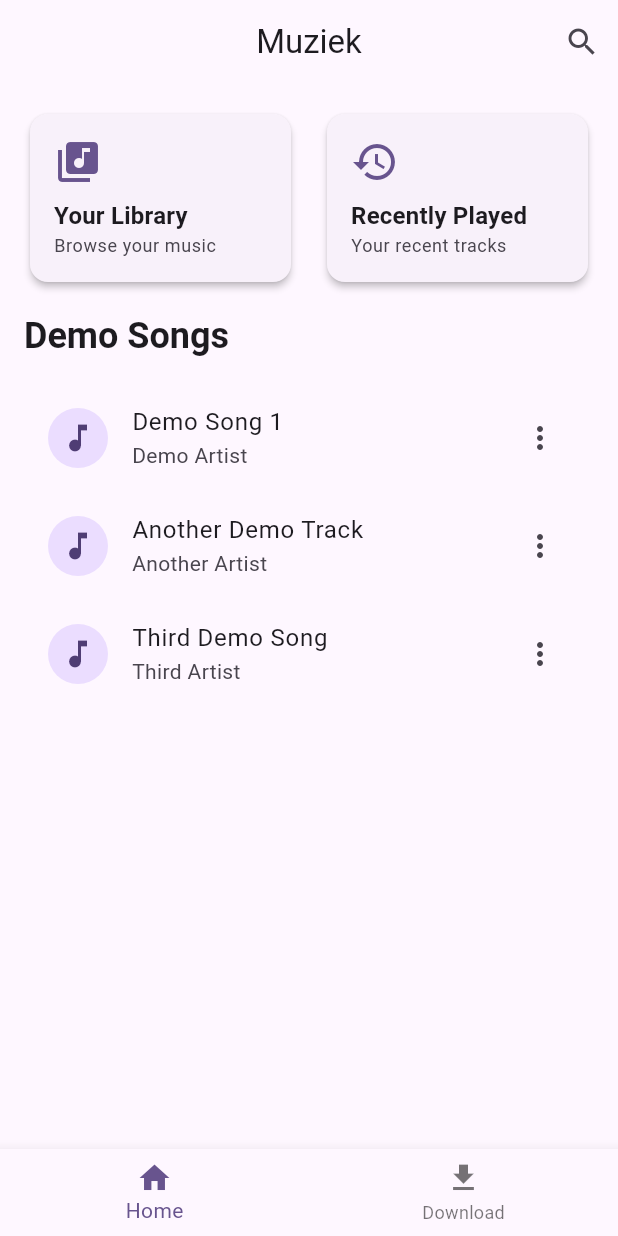
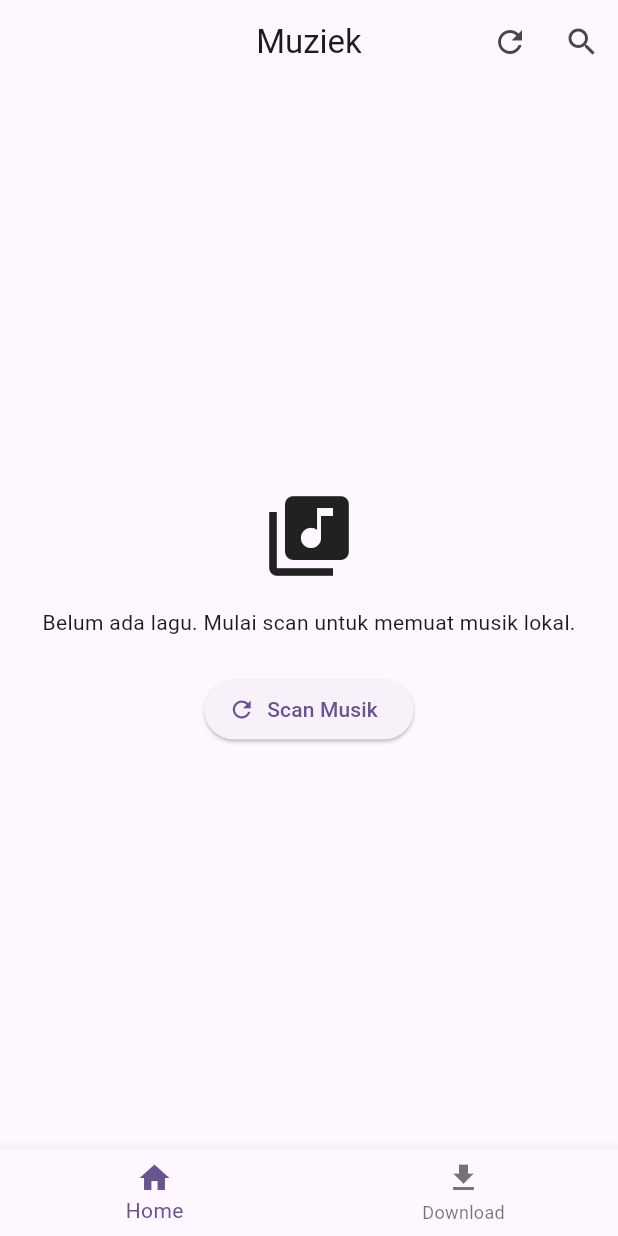
Before and after one commit to Rustaman1280/muzi, a Flutter app: the screen it shows after launch, after a tap on the "search" icon, on a phone screen of 412 x 824 dp. Run offline on Flutter 3.47's test engine with Material 3 defaults, Android fonts, the phone set to English and light mode, and no system bars; our stand-ins replace audio_service, cached_network_image, go_router, hive, hive_flutter, hooks_riverpod and 4 more; accounts and stored records are empty.

Commit message:
final, sampai bisa musik

```diff
--- a/lib/core/database/hive_service.dart
+++ b/lib/core/database/hive_service.dart
@@ -1,22 +1,39 @@
 import 'package:hive_flutter/hive_flutter.dart';
+import '../models/library_models.dart';
 
 class HiveService {
   static const String _songBox = 'songs';
+  static const String _trackBox = 'tracks';
+  static const String _albumBox = 'albums';
+  static const String _artistBox = 'artists';
   static const String _playlistBox = 'playlists';
   static const String _settingsBox = 'settings';
 
   static Future<void> init() async {
     await Hive.initFlutter();
 
-    // Open boxes
-    await Hive.openBox(_songBox);
-    await Hive.openBox(_playlistBox);
-    await Hive.openBox(_settingsBox);
+  // Register adapters (guard against double registration)
+  if (!Hive.isAdapterRegistered(10)) Hive.registerAdapter(TrackAdapter());
+  if (!Hive.isAdapterRegistered(11)) Hive.registerAdapter(AlbumAdapter());
+  if (!Hive.isAdapterRegistered(12)) Hive.registerAdapter(ArtistAdapter());
+  if (!Hive.isAdapterRegistered(13)) Hive.registerAdapter(PlaylistAdapter());
+
+  // Open boxes
+  await Hive.openBox(_songBox); // (legacy / remove if unused)
+  await Hive.openBox(_settingsBox);
+  await Hive.openBox<Track>(_trackBox);
+  await Hive.openBox<Album>(_albumBox);
+  await Hive.openBox<Artist>(_artistBox);
+  // Open playlists only once with the correct typed box
+  await Hive.openBox<Playlist>(_playlistBox);
   }
 
   static Box get songBox => Hive.box(_songBox);
   static Box get playlistBox => Hive.box(_playlistBox);
   static Box get settingsBox => Hive.box(_settingsBox);
+  static Box<Track> get trackBox => Hive.box<Track>(_trackBox);
+  static Box<Album> get albumBox => Hive.box<Album>(_albumBox);
+  static Box<Artist> get artistBox => Hive.box<Artist>(_artistBox);
 
   static Future<void> close() async {
     await Hive.close();
--- a/lib/features/home/home_screen.dart
+++ b/lib/features/home/home_screen.dart
@@ -2,6 +2,8 @@ import 'package:flutter/material.dart';
 import 'package:hooks_riverpod/hooks_riverpod.dart';
 import '../../shared/providers/app_providers.dart';
 import '../../core/models/song.dart';
+import '../../core/repository/library_repository.dart' as librepo;
+import '../../core/models/library_models.dart';
 
 class HomeScreen extends ConsumerWidget {
   const HomeScreen({super.key});
@@ -9,168 +11,120 @@ class HomeScreen extends ConsumerWidget {
   @override
   Widget build(BuildContext context, WidgetRef ref) {
   final audio = ref.read(audioControllerProvider.notifier);
+  final repo = ref.read(librepo.libraryRepositoryProvider);
 
+  // Gunakan FutureBuilder sederhana untuk memuat track dari Hive.
+  return FutureBuilder<List<Track>>(
+    future: repo.getAllTracks(),
+    builder: (context, snap) {
+      final tracks = snap.data ?? [];
       return Scaffold(
         appBar: AppBar(
           title: const Text('Muziek'),
           centerTitle: true,
           actions: [
             IconButton(
+              icon: const Icon(Icons.refresh),
+              onPressed: () async {
+                // Jalankan scan ulang dan rebuild UI
+                await repo.refreshLibrary();
+                // ignore: use_build_context_synchronously
+                (context as Element).markNeedsBuild();
+              },
+            ),
+            IconButton(
               icon: const Icon(Icons.search),
-            onPressed: () {
-              // TODO: Implement search
-            },
+              onPressed: () {},
             ),
           ],
         ),
-      body: Column(
-        children: [
-          // Quick Actions
-          Padding(
-            padding: const EdgeInsets.all(16.0),
-            child: Row(
-              children: [
-                Expanded(
-                  child: _buildQuickActionCard(
-                    context,
-                    'Your Library',
-                    'Browse your music',
-                    Icons.library_music,
-                    () {
-                      // TODO: Navigate to library
+        body: tracks.isEmpty
+            ? _EmptyLibrary(onScan: () async {
+                try {
+                  await repo.refreshLibrary();
+                  // ignore: use_build_context_synchronously
+                  (context as Element).markNeedsBuild();
+                } catch (e) {
+                  // ignore: use_build_context_synchronously
+                  ScaffoldMessenger.of(context).showSnackBar(
+                    SnackBar(content: Text('Scan gagal: $e')),
+                  );
+                }
+              })
+            : _TrackList(
+                tracks: tracks,
+                onPlay: (startIndex) {
+                  final songs = tracks.map(_trackToSong).toList();
+                  audio.loadAndPlay(songs, startIndex: startIndex);
                 },
               ),
-                ),
-                const SizedBox(width: 16),
-                Expanded(
-                  child: _buildQuickActionCard(
-                    context,
-                    'Recently Played',
-                    'Your recent tracks',
-                    Icons.history,
-                    () {
-                      // TODO: Navigate to recent
+      );
     },
-                  ),
+  );
+  }
+
+  // (Card cepat dihapus karena tidak digunakan lagi)
+
+  Song _trackToSong(Track t) => Song(
+        id: t.id,
+        title: t.title,
+        artist: t.artist,
+        album: t.album,
+        filePath: t.path,
+        duration: Duration(milliseconds: t.durationMs),
+        albumArt: t.artworkPath,
+      );
+}
+
+class _EmptyLibrary extends StatelessWidget {
+  final Future<void> Function() onScan;
+  const _EmptyLibrary({required this.onScan});
+  @override
+  Widget build(BuildContext context) {
+    return Center(
+      child: Padding(
+        padding: const EdgeInsets.all(24.0),
+        child: Column(
+          mainAxisSize: MainAxisSize.min,
+          children: [
+            const Icon(Icons.library_music, size: 64),
+            const SizedBox(height: 16),
+            const Text('Belum ada lagu. Mulai scan untuk memuat musik lokal.'),
+            const SizedBox(height: 24),
+            ElevatedButton.icon(
+              onPressed: onScan,
+              icon: const Icon(Icons.refresh),
+              label: const Text('Scan Musik'),
             ),
           ],
         ),
       ),
+    );
+  }
+}
 
-          // Demo Music Section
-          Expanded(
-            child: Padding(
-              padding: const EdgeInsets.symmetric(horizontal: 16.0),
-              child: Column(
-                crossAxisAlignment: CrossAxisAlignment.start,
-                children: [
-                  Text(
-                    'Demo Songs',
-                    style: Theme.of(context).textTheme.headlineSmall?.copyWith(
-                      fontWeight: FontWeight.bold,
-                    ),
-                  ),
-                  const SizedBox(height: 16),
-                  Expanded(
-                    child: ListView.builder(
-                      itemCount: _getDemoSongs().length,
+class _TrackList extends StatelessWidget {
+  final List<Track> tracks;
+  final void Function(int index) onPlay;
+  const _TrackList({required this.tracks, required this.onPlay});
+  @override
+  Widget build(BuildContext context) {
+    return ListView.separated(
+      itemCount: tracks.length,
+      separatorBuilder: (_, __) => const Divider(height: 1),
       itemBuilder: (context, index) {
-                        final song = _getDemoSongs()[index];
+        final t = tracks[index];
         return ListTile(
           leading: CircleAvatar(
             backgroundColor: Theme.of(context).colorScheme.primaryContainer,
-                            child: Icon(
-                              Icons.music_note,
-                              color: Theme.of(context).colorScheme.onPrimaryContainer,
+            child: Icon(Icons.music_note, color: Theme.of(context).colorScheme.onPrimaryContainer),
           ),
-                          ),
-                          title: Text(song.title),
-                          subtitle: Text(song.artist),
-                          trailing: const Icon(Icons.more_vert),
-                          onTap: () {
-                            audio.loadAndPlay(_getDemoSongs(), startIndex: index);
+            title: Text(t.title, maxLines: 1, overflow: TextOverflow.ellipsis),
+          subtitle: Text(t.artist, maxLines: 1, overflow: TextOverflow.ellipsis),
+          onTap: () => onPlay(index),
+          trailing: const Icon(Icons.play_arrow),
+        );
       },
     );
-                      },
-                    ),
-                  ),
-                ],
-              ),
-            ),
-          ),
-        ],
-      ),
-    );
-  }
-
-  Widget _buildQuickActionCard(
-    BuildContext context,
-    String title,
-    String subtitle,
-    IconData icon,
-    VoidCallback onTap,
-  ) {
-    return Card(
-      elevation: 2,
-      child: InkWell(
-        onTap: onTap,
-        borderRadius: BorderRadius.circular(12),
-        child: Padding(
-          padding: const EdgeInsets.all(16.0),
-          child: Column(
-            crossAxisAlignment: CrossAxisAlignment.start,
-            children: [
-              Icon(
-                icon,
-                size: 32,
-                color: Theme.of(context).colorScheme.primary,
-              ),
-              const SizedBox(height: 8),
-              Text(
-                title,
-                style: Theme.of(context).textTheme.titleMedium?.copyWith(
-                  fontWeight: FontWeight.w600,
-                ),
-              ),
-              Text(
-                subtitle,
-                style: Theme.of(context).textTheme.bodySmall?.copyWith(
-                  color: Theme.of(context).colorScheme.onSurfaceVariant,
-                ),
-              ),
-            ],
-          ),
-        ),
-      ),
-    );
-  }
-
-  List<Song> _getDemoSongs() {
-    return [
-      Song(
-        id: '1',
-        title: 'Demo Song 1',
-        artist: 'Demo Artist',
-        album: 'Demo Album',
-        filePath: '/demo/song1.mp3',
-        duration: const Duration(minutes: 3, seconds: 30),
-      ),
-      Song(
-        id: '2',
-        title: 'Another Demo Track',
-        artist: 'Another Artist',
-        album: 'Another Album',
-        filePath: '/demo/song2.mp3',
-        duration: const Duration(minutes: 4, seconds: 15),
-      ),
-      Song(
-        id: '3',
-        title: 'Third Demo Song',
-        artist: 'Third Artist',
-        album: 'Third Album',
-        filePath: '/demo/song3.mp3',
-        duration: const Duration(minutes: 2, seconds: 45),
-      ),
-    ];
   }
 }
--- a/lib/main.dart
+++ b/lib/main.dart
@@ -1,6 +1,5 @@
 import 'package:flutter/material.dart';
 import 'package:hooks_riverpod/hooks_riverpod.dart';
-import 'package:hive_flutter/hive_flutter.dart';
 import 'package:permission_handler/permission_handler.dart';
 
 import 'app/app.dart';
@@ -9,29 +8,36 @@ import 'core/database/hive_service.dart';
 Future<void> main() async {
   WidgetsFlutterBinding.ensureInitialized();
 
-  // Initialize Hive
-  await Hive.initFlutter();
+  // Initialize Hive only via service (service already calls Hive.initFlutter)
   await HiveService.init();
-
-  // Request permissions
-  await _requestPermissions();
+  debugPrint('Hive initialized');
 
   runApp(
     ProviderScope(
       child: const MuziekApp(),
     ),
   );
+  debugPrint('App started, scheduling permission requests');
+
+  // Defer permission requests until after first frame so Activity is ready
+  WidgetsBinding.instance.addPostFrameCallback((_) {
+    _requestPermissions();
+  });
 }
 
 Future<void> _requestPermissions() async {
-  // Request storage permission
-  await Permission.storage.request();
-
-  // Request audio permission if needed
+  try {
+  debugPrint('Requesting permissions...');
+    await Permission.storage.request();
+    // Some devices use media library permissions; request if present
+  // Request audio permission (may be ignored on devices that don't define it)
   await Permission.audio.request();
-
-  // Request notification permission for Android 13+
-  if (await Permission.notification.isDenied) {
-    await Permission.notification.request();
+    if (await Permission.notification.isDenied) {
+      await Permission.notification.request();
+    }
+  debugPrint('Permission flow complete');
+  } catch (_) {
+    // Ignore startup permission errors; UI flow can retry later
+  debugPrint('Permission request failed (ignored)');
   }
 }
```
Also changed, not shown: lib/core/models/library_models.dart (added, +187 -0 lines), lib/core/repository/library_repository.dart (added, +117 -0 lines), lib/core/services/audio_player_handler.dart (+17 -0 lines), lib/features/library/library_scan_widget.dart (added, +77 -0 lines), lib/shared/widgets/mini_player.dart (+12 -15 lines), 1 other file. Lines whose indentation alone changed are shown as unchanged.
